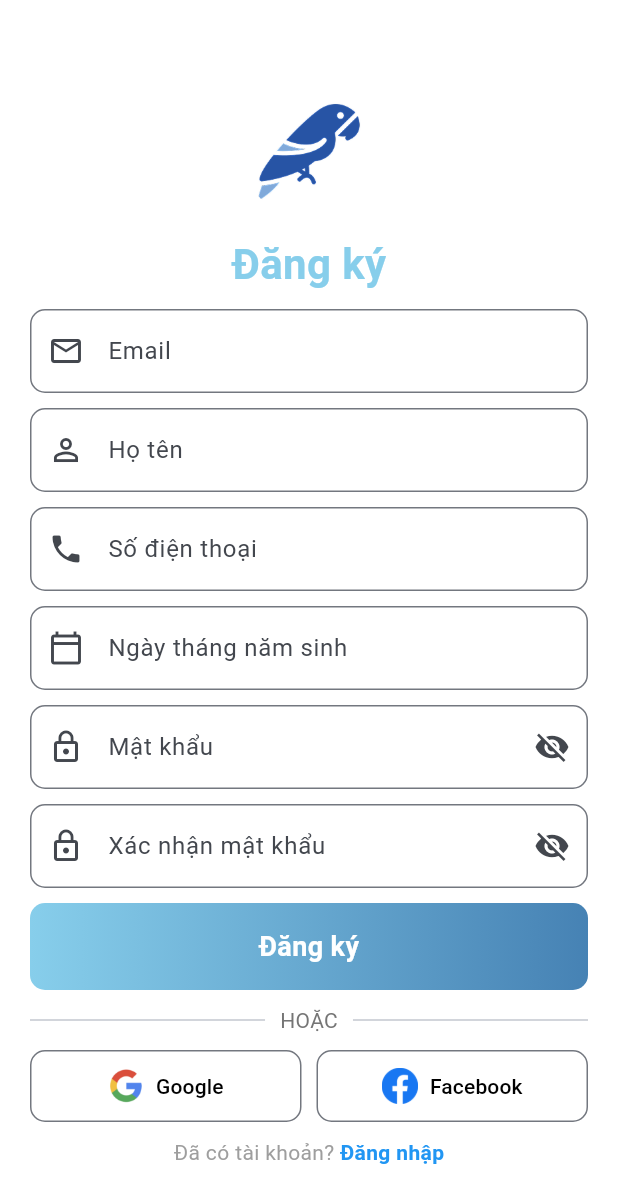
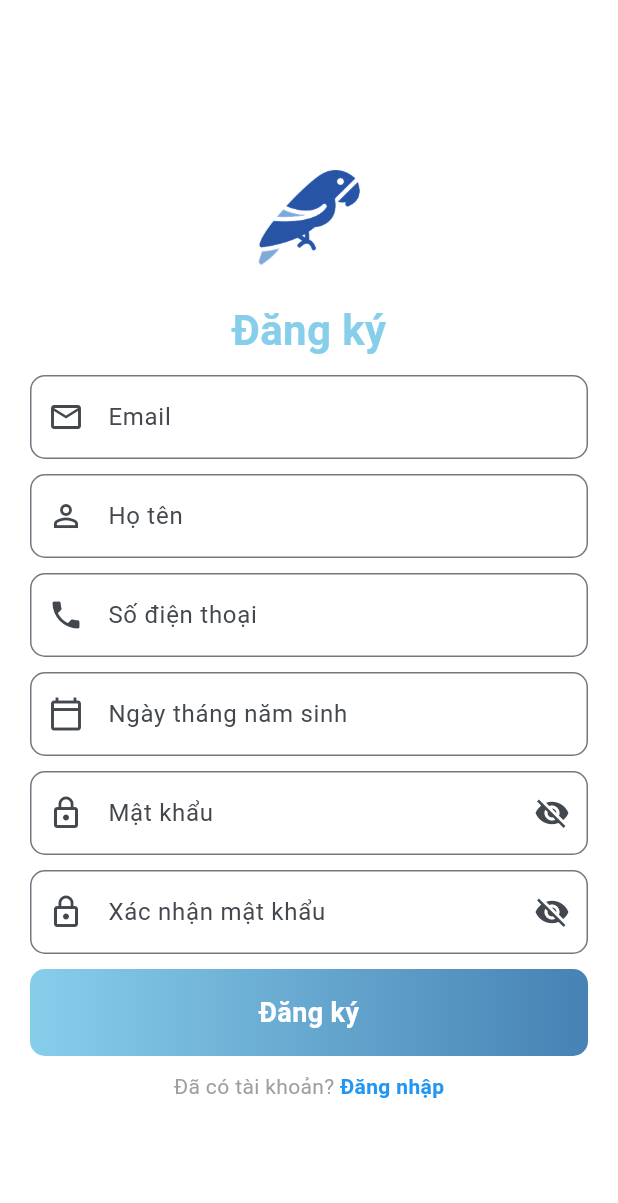
Before and after one commit to laidat123-png/grammar_polisher-master, a Flutter app: the RegisterEnglish screen opened by its route, on a phone screen of 412 x 824 dp. Shown: the top 1203 px of the screen. Run offline on Flutter 3.47's test engine with Material 3 defaults, Android fonts, the light colour scheme and no system bars; our stand-ins replace bloc, cloud_firestore, connectivity_plus, dartz, dio, firebase_analytics and 25 more; missing offline and left inert: app_settings, swipeable_page_route; accounts and stored records are empty; generated files the repository leaves out were written again; statements that could not run were skipped; project files that could hold a hidden picture were left out.

Commit message:
27thang3lan3

```diff
--- a/lib/screen/registerEnglish.dart
+++ b/lib/screen/registerEnglish.dart
@@ -513,70 +513,70 @@ class _RegisterEnglishState extends State<RegisterEnglish>
                 const SizedBox(height: 10),
 
                 // OR Divider
-                Row(
-                  children: [
-                    const Expanded(child: Divider()),
-                    Padding(
-                      padding: const EdgeInsets.symmetric(horizontal: 10),
-                      child: Text(
-                        'HOẶC',
-                        style: TextStyle(color: Colors.grey[600]),
-                      ),
-                    ),
-                    const Expanded(child: Divider()),
-                  ],
-                ),
-                const SizedBox(height: 10),
+                // Row(
+                //   children: [
+                //     const Expanded(child: Divider()),
+                //     Padding(
+                //       padding: const EdgeInsets.symmetric(horizontal: 10),
+                //       child: Text(
+                //         'HOẶC',
+                //         style: TextStyle(color: Colors.grey[600]),
+                //       ),
+                //     ),
+                //     const Expanded(child: Divider()),
+                //   ],
+                // ),
+                // const SizedBox(height: 10),
 
-                // Social Media Buttons
-                Row(
-                  children: [
-                    Expanded(
-                      child: OutlinedButton.icon(
-                        onPressed: () {},
-                        style: OutlinedButton.styleFrom(
-                          padding: const EdgeInsets.symmetric(vertical: 12),
-                          shape: RoundedRectangleBorder(
-                            borderRadius: BorderRadius.circular(10),
-                          ),
-                        ),
-                        icon: Image.asset(
-                          'assets/images/gg.png',
-                          height: 24,
-                          width: 24,
-                          fit: BoxFit.contain,
-                        ),
-                        label: const Text(
-                          'Google',
-                          style: TextStyle(color: Colors.black),
-                        ),
-                      ),
-                    ),
-                    const SizedBox(width: 10),
-                    Expanded(
-                      child: OutlinedButton.icon(
-                        onPressed: () {},
-                        style: OutlinedButton.styleFrom(
-                          padding: const EdgeInsets.symmetric(vertical: 12),
-                          shape: RoundedRectangleBorder(
-                            borderRadius: BorderRadius.circular(10),
-                          ),
-                        ),
-                        icon: Image.asset(
-                          'assets/images/facebook_logo.png',
-                          height: 24,
-                          width: 24,
-                          fit: BoxFit.contain,
-                        ),
-                        label: const Text(
-                          'Facebook',
-                          style: TextStyle(color: Colors.black),
-                        ),
-                      ),
-                    ),
-                  ],
-                ),
-                const SizedBox(height: 10),
+                // // Social Media Buttons
+                // Row(
+                //   children: [
+                //     Expanded(
+                //       child: OutlinedButton.icon(
+                //         onPressed: () {},
+                //         style: OutlinedButton.styleFrom(
+                //           padding: const EdgeInsets.symmetric(vertical: 12),
+                //           shape: RoundedRectangleBorder(
+                //             borderRadius: BorderRadius.circular(10),
+                //           ),
+                //         ),
+                //         icon: Image.asset(
+                //           'assets/images/gg.png',
+                //           height: 24,
+                //           width: 24,
+                //           fit: BoxFit.contain,
+                //         ),
+                //         label: const Text(
+                //           'Google',
+                //           style: TextStyle(color: Colors.black),
+                //         ),
+                //       ),
+                //     ),
+                //     const SizedBox(width: 10),
+                //     Expanded(
+                //       child: OutlinedButton.icon(
+                //         onPressed: () {},
+                //         style: OutlinedButton.styleFrom(
+                //           padding: const EdgeInsets.symmetric(vertical: 12),
+                //           shape: RoundedRectangleBorder(
+                //             borderRadius: BorderRadius.circular(10),
+                //           ),
+                //         ),
+                //         icon: Image.asset(
+                //           'assets/images/facebook_logo.png',
+                //           height: 24,
+                //           width: 24,
+                //           fit: BoxFit.contain,
+                //         ),
+                //         label: const Text(
+                //           'Facebook',
+                //           style: TextStyle(color: Colors.black),
+                //         ),
+                //       ),
+                //     ),
+                //   ],
+                // ),
+                // const SizedBox(height: 10),
 
                 // Already have an account? Login
                 Row(
--- a/lib/ui/screens/home_navigation/home_navigation.dart
+++ b/lib/ui/screens/home_navigation/home_navigation.dart
@@ -91,7 +91,8 @@ class _HomeNavigationState extends State<HomeNavigation> {
                     widget.child.shellRouteContext.routerState.uri.path)
             ? StreakButton(
                 onPressed: () {
-                  final streakIndex = HomeNavigation.routes.indexOf(RoutePaths.streak);
+                  final streakIndex =
+                      HomeNavigation.routes.indexOf(RoutePaths.streak);
                   globalTabIndex = streakIndex;
                   widget.child.goBranch(streakIndex);
                 },
```
Also changed, not shown: assets/images/Audi.png (deleted), assets/images/BMW.png (deleted), assets/images/Bentley.png (deleted).
